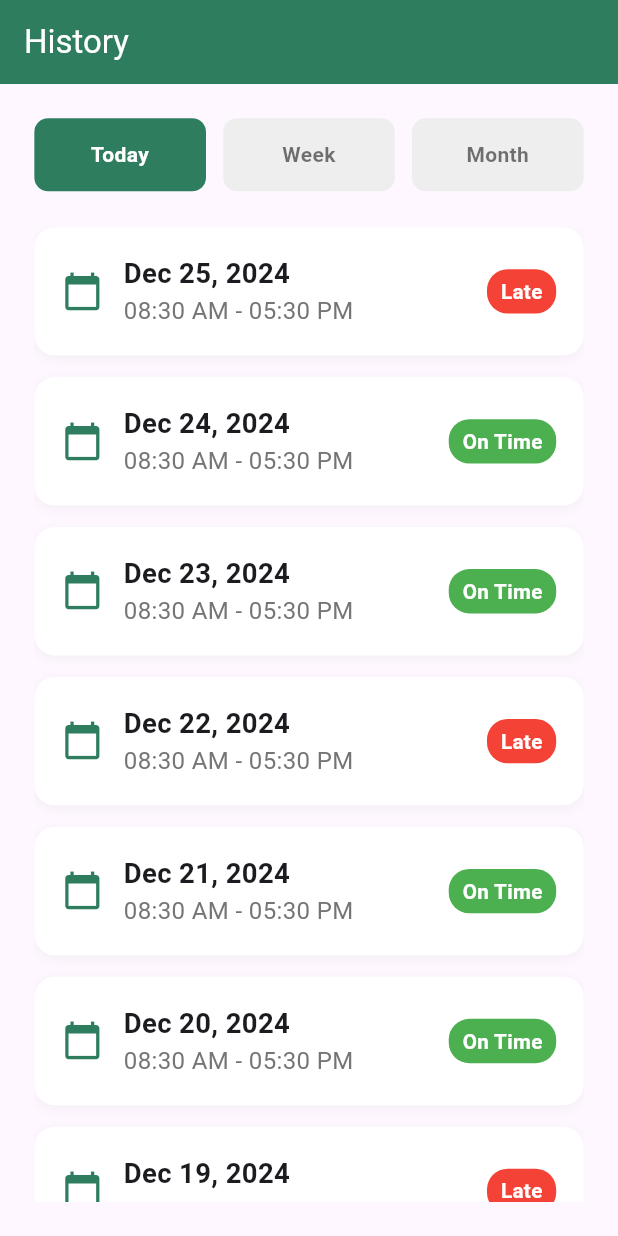
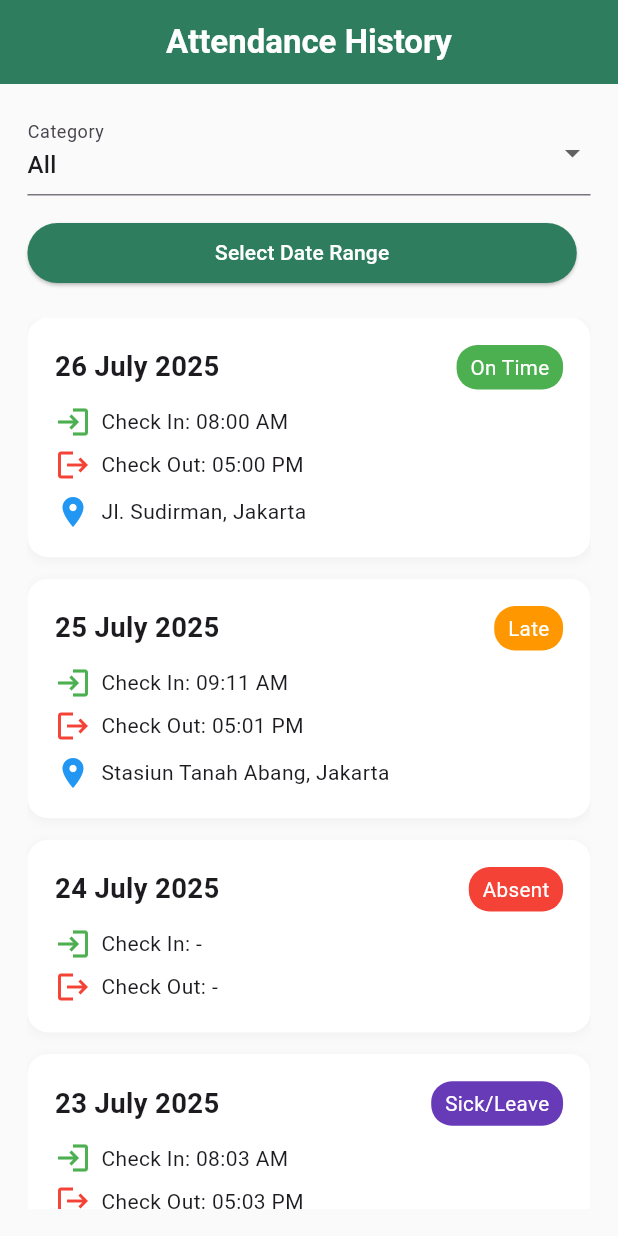
Before and after one commit to elandramaulana/geottandance, a Flutter app: the HistoryScreen screen opened directly, on a phone screen of 412 x 824 dp. Run offline on Flutter 3.47's test engine with Material 3 defaults, Android fonts, the phone set to English and light mode, and no system bars; our stand-ins replace animated_bottom_navigation_bar, flutter_map, flutter_screenutil, flutter_svg, get, latlong2 and 1 more.

Commit message:
Update fitur history detail

```diff
--- /dev/null
+++ b/lib/bindings/history_binding.dart
@@ -0,0 +1,9 @@
+import 'package:get/get.dart';
+import '../controllers/history_controller.dart';
+
+class HistoryBinding extends Bindings {
+  @override
+  void dependencies() {
+    Get.lazyPut<HistoryController>(() => HistoryController());
+  }
+}
--- /dev/null
+++ b/lib/controllers/history_controller.dart
@@ -0,0 +1,108 @@
+import 'package:get/get.dart';
+import '../models/history_model.dart';
+import 'package:flutter/material.dart';
+
+class HistoryController extends GetxController {
+  final histories = <HistoryModel>[].obs;
+  RxString selectedCategory = 'All'.obs;
+  Rx<DateTimeRange?> selectedRange = Rx<DateTimeRange?>(null);
+
+  List<String> get categories => [
+    'All',
+    'On Time',
+    'Late',
+    'Absent',
+    'Sick/Leave',
+    'Holiday',
+  ];
+
+  @override
+  void onInit() {
+    super.onInit();
+    _generateDummyHistories();
+  }
+
+  List<HistoryModel> get filteredHistories {
+    List<HistoryModel> filtered = histories.where((h) {
+      final matchCategory =
+          selectedCategory.value == 'All' ||
+          h.category == selectedCategory.value;
+
+      bool matchDateRange = true;
+      if (selectedRange.value != null) {
+        final start = DateTime(
+          selectedRange.value!.start.year,
+          selectedRange.value!.start.month,
+          selectedRange.value!.start.day,
+        );
+        final end = DateTime(
+          selectedRange.value!.end.year,
+          selectedRange.value!.end.month,
+          selectedRange.value!.end.day,
+        );
+        final current = DateTime(h.date.year, h.date.month, h.date.day);
+        matchDateRange =
+            current.isAtSameMomentAs(start) ||
+            current.isAtSameMomentAs(end) ||
+            (current.isAfter(start) && current.isBefore(end));
+      }
+
+      return matchCategory && matchDateRange;
+    }).toList();
+
+    filtered.sort((a, b) => b.date.compareTo(a.date));
+    return filtered;
+  }
+
+  void clearDateRange() {
+    selectedRange.value = null;
+  }
+
+  void _generateDummyHistories() {
+    final now = DateTime.now();
+    final dates = List.generate(10, (i) => now.subtract(Duration(days: i)));
+    final categories = ['On Time', 'Late', 'Absent', 'Sick/Leave', 'Holiday'];
+
+    final dummy = dates.map((date) {
+      final i = dates.indexOf(date);
+      final category = categories[i % categories.length];
+
+      bool isLate = category == 'Late';
+      bool isHoliday = category == 'Holiday';
+      bool isAbsent = category == 'Absent';
+
+      return HistoryModel(
+        date: date,
+        checkIn: isAbsent || isHoliday
+            ? '-'
+            : (isLate ? '09:1$i AM' : '08:0$i AM'),
+        checkOut: isAbsent || isHoliday ? '-' : '05:0$i PM',
+        category: category,
+        locationIn: isAbsent || isHoliday
+            ? '-'
+            : (isLate
+                  ? 'Stasiun Tanah Abang, Jakarta'
+                  : 'Jl. Sudirman, Jakarta'),
+        locationOut: isAbsent || isHoliday
+            ? '-'
+            : (isLate
+                  ? 'Jl. K.H. Wahid Hasyim, Jakarta'
+                  : 'Jl. MH Thamrin, Jakarta'),
+        latitudeIn: isAbsent || isHoliday
+            ? null
+            : (isLate ? -6.186486 : -6.21462 + (i * 0.001)),
+        longitudeIn: isAbsent || isHoliday
+            ? null
+            : (isLate ? 106.816666 : 106.84513 + (i * 0.001)),
+        latitudeOut: isAbsent || isHoliday
+            ? null
+            : (isLate ? -6.189 : -6.22000 + (i * 0.001)),
+        longitudeOut: isAbsent || isHoliday
+            ? null
+            : (isLate ? 106.826 : 106.85000 + (i * 0.001)),
+      );
+    }).toList();
+
+    histories.assignAll(dummy);
+  }
+}
--- a/lib/core/app_pages.dart
+++ b/lib/core/app_pages.dart
@@ -3,6 +3,7 @@ import 'package:geottandance/bindings/home_binding.dart';
 import 'package:geottandance/bindings/login_binding.dart';
 import 'package:geottandance/bindings/navbar_binding.dart';
 import 'package:geottandance/bindings/register_binding.dart';
+import 'package:geottandance/bindings/history_binding.dart';
 import 'package:geottandance/controllers/splash_controller.dart';
 import 'package:geottandance/core/app_routes.dart';
 import 'package:geottandance/pages/auth/forgot_password_screen.dart';
@@ -11,6 +12,8 @@ import 'package:geottandance/pages/auth/register_screen.dart';
 import 'package:geottandance/pages/home/home_screen.dart';
 import 'package:geottandance/pages/navigation/main_navbar.dart';
 import 'package:geottandance/pages/splash/splashscreen.dart';
+import 'package:geottandance/pages/history/history_detail_screen.dart';
+import 'package:geottandance/pages/history/history_screen.dart';
 import 'package:get/get.dart';
 
 class AppPages {
@@ -26,7 +29,11 @@ class AppPages {
     GetPage(
       name: AppRoutes.bottomNav,
       page: () => const MainScreen(),
-      binding: NavigationBinding(),
+      bindings: [
+        NavigationBinding(),
+        HomeBinding(), // ✅ jika HomeController butuh
+        HistoryBinding(), // ✅ ini penting
+      ],
     ),
     GetPage(
       name: AppRoutes.login,
@@ -55,16 +62,19 @@ class AppPages {
       page: () => const HomeScreen(),
       binding: HomeBinding(),
     ),
-    // GetPage(
-    //   name: AppRoutes.history,
-    //   page: () => const HistoryPage(),
-    //   binding: HistoryBinding(),
-    // ),
-    // GetPage(
-    //   name: AppRoutes.historyDetail,
-    //   page: () => const HistoryDetailPage(),
-    //   binding: HistoryBinding(),
-    // ),
+
+    // History Pages
+    GetPage(
+      name: AppRoutes.history,
+      page: () => HistoryScreen(),
+      binding: HistoryBinding(),
+    ),
+    GetPage(
+      name: AppRoutes.historyDetail,
+      page: () => HistoryDetailScreen(),
+      binding: HistoryBinding(), // Same binding as history screen
+    ),
+
     // GetPage(
     //   name: AppRoutes.correction,
     //   page: () => const CorrectionPage(),
--- a/lib/core/app_routes.dart
+++ b/lib/core/app_routes.dart
@@ -8,7 +8,7 @@ class AppRoutes {
   static const String addAttendance = '/addAttendance';
   static const String profile = '/profile';
   static const String history = '/history';
-  static const String historyDetail = '/historyDetail';
+  static const String historyDetail = '/history-detail';
   static const String bottomNav = '/navbar';
   static const String correction = '/correction';
   static const String pengajuanSakit = '/pengajuanSakit';
--- /dev/null
+++ b/lib/models/history_model.dart
@@ -0,0 +1,25 @@
+class HistoryModel {
+  final DateTime date;
+  final String checkIn;
+  final String checkOut;
+  final String category;
+  final String locationIn;
+  final String locationOut;
+  final double? latitudeIn;
+  final double? longitudeIn;
+  final double? latitudeOut;
+  final double? longitudeOut;
+
+  HistoryModel({
+    required this.date,
+    required this.checkIn,
+    required this.checkOut,
+    required this.category,
+    required this.locationIn,
+    required this.locationOut,
+    this.latitudeIn,
+    this.longitudeIn,
+    this.latitudeOut,
+    this.longitudeOut,
+  });
+}
--- a/lib/pages/history/history_screen.dart
+++ b/lib/pages/history/history_screen.dart
@@ -1,45 +1,93 @@
 import 'package:flutter/material.dart';
 import 'package:flutter_screenutil/flutter_screenutil.dart';
+import 'package:get/get.dart';
+import 'package:intl/intl.dart';
+import '../../controllers/history_controller.dart';
+import '../../models/history_model.dart';
 
-// perlu implementasi get x
-class HistoryScreen extends StatelessWidget {
-  const HistoryScreen({super.key});
+class HistoryScreen extends GetView<HistoryController> {
+  HistoryScreen({Key? key}) : super(key: key);
 
   @override
   Widget build(BuildContext context) {
     return Scaffold(
+      backgroundColor: Colors.grey[50],
       appBar: AppBar(
-        title: const Text('History'),
+        automaticallyImplyLeading: false,
+        title: const Center(
+          child: Text(
+            'Attendance History',
+            style: TextStyle(fontWeight: FontWeight.bold),
+          ),
+        ),
         backgroundColor: const Color(0xFF2E7D5F),
         foregroundColor: Colors.white,
       ),
-      body: Container(
-        padding: EdgeInsets.all(20.w),
+      body: Padding(
+        padding: EdgeInsets.all(16.w),
         child: Column(
+          crossAxisAlignment: CrossAxisAlignment.start,
           children: [
-            // Filter buttons
+            // Filter kategori
+            _buildDropdownCategory(),
+            SizedBox(height: 12.h),
+
+            // Filter rentang tanggal
             Row(
               children: [
-                Expanded(child: _buildFilterButton('Today', true)),
-                SizedBox(width: 10.w),
-                Expanded(child: _buildFilterButton('Week', false)),
-                SizedBox(width: 10.w),
-                Expanded(child: _buildFilterButton('Month', false)),
+                Expanded(
+                  child: ElevatedButton(
+                    style: ElevatedButton.styleFrom(
+                      backgroundColor: const Color(0xFF2E7D5F),
+                    ),
+                    onPressed: () async {
+                      DateTimeRange? picked = await showDateRangePicker(
+                        context: context,
+                        firstDate: DateTime(2024),
+                        lastDate: DateTime(2026),
+                        initialDateRange: controller.selectedRange.value,
+                      );
+                      if (picked != null) {
+                        controller.selectedRange.value = picked;
+                      }
+                    },
+                    child: const Text(
+                      "Select Date Range",
+                      style: TextStyle(color: Colors.white),
+                    ),
+                  ),
+                ),
+                SizedBox(width: 8.w),
+                Obx(
+                  () => controller.selectedRange.value != null
+                      ? ElevatedButton(
+                          style: ElevatedButton.styleFrom(
+                            backgroundColor: Colors.grey,
+                          ),
+                          onPressed: controller.clearDateRange,
+                          child: const Text(
+                            "Clear Filter",
+                            style: TextStyle(color: Colors.white),
+                          ),
+                        )
+                      : const SizedBox(),
+                ),
               ],
             ),
-            SizedBox(height: 20.h),
-            // History list
-            Expanded(
-              child: ListView.builder(
-                itemCount: 10,
+            SizedBox(height: 16.h),
+
+            // List history
+            Obx(
+              () => Expanded(
+                child: controller.filteredHistories.isEmpty
+                    ? const Center(child: Text('No history available'))
+                    : ListView.builder(
+                        itemCount: controller.filteredHistories.length,
                         itemBuilder: (context, index) {
-                  return _buildHistoryItem(
-                    date: 'Dec ${25 - index}, 2024',
-                    checkIn: '08:30 AM',
-                    checkOut: '05:30 PM',
-                    status: index % 3 == 0 ? 'Late' : 'On Time',
-                  );
+                          final history = controller.filteredHistories[index];
+                          return _buildHistoryCard(history);
                         },
+                      ),
               ),
             ),
           ],
@@ -48,31 +96,23 @@ class HistoryScreen extends StatelessWidget {
     );
   }
 
-  Widget _buildFilterButton(String title, bool isActive) {
-    return Container(
-      padding: EdgeInsets.symmetric(vertical: 12.h),
-      decoration: BoxDecoration(
-        color: isActive ? const Color(0xFF2E7D5F) : Colors.grey.shade200,
-        borderRadius: BorderRadius.circular(8.r),
-      ),
-      child: Text(
-        title,
-        textAlign: TextAlign.center,
-        style: TextStyle(
-          color: isActive ? Colors.white : Colors.black54,
-          fontWeight: FontWeight.w600,
-        ),
+  Widget _buildDropdownCategory() {
+    return Obx(
+      () => DropdownButtonFormField<String>(
+        value: controller.selectedCategory.value,
+        items: controller.categories
+            .map((c) => DropdownMenuItem(value: c, child: Text(c)))
+            .toList(),
+        onChanged: (val) => controller.selectedCategory.value = val!,
+        decoration: const InputDecoration(labelText: 'Category'),
       ),
     );
   }
 
-  Widget _buildHistoryItem({
-    required String date,
-    required String checkIn,
-    required String checkOut,
-    required String status,
-  }) {
-    return Container(
+  Widget _buildHistoryCard(HistoryModel model) {
+    return GestureDetector(
+      onTap: () => Get.toNamed('/history-detail', arguments: model),
+      child: Container(
         margin: EdgeInsets.only(bottom: 12.h),
         padding: EdgeInsets.all(16.w),
         decoration: BoxDecoration(
@@ -86,49 +126,90 @@ class HistoryScreen extends StatelessWidget {
             ),
           ],
         ),
-      child: Row(
-        children: [
-          Icon(
-            Icons.calendar_today,
-            color: const Color(0xFF2E7D5F),
-            size: 24.sp,
-          ),
-          SizedBox(width: 12.w),
-          Expanded(
         child: Column(
           crossAxisAlignment: CrossAxisAlignment.start,
           children: [
+            // Tanggal dan kategori
+            Row(
+              mainAxisAlignment: MainAxisAlignment.spaceBetween,
+              children: [
                 Text(
-                  date,
+                  DateFormat('dd MMMM yyyy').format(model.date),
                   style: TextStyle(
                     fontSize: 16.sp,
-                    fontWeight: FontWeight.w600,
-                  ),
-                ),
-                Text(
-                  '$checkIn - $checkOut',
-                  style: TextStyle(fontSize: 14.sp, color: Colors.grey[600]),
-                ),
-              ],
+                    fontWeight: FontWeight.bold,
                   ),
                 ),
                 Container(
                   padding: EdgeInsets.symmetric(horizontal: 8.w, vertical: 4.h),
                   decoration: BoxDecoration(
-              color: status == 'On Time' ? Colors.green : Colors.red,
+                    color: _getCategoryColor(model.category),
                     borderRadius: BorderRadius.circular(12.r),
                   ),
                   child: Text(
-              status,
-              style: TextStyle(
-                color: Colors.white,
-                fontSize: 12.sp,
-                fontWeight: FontWeight.w600,
-              ),
+                    model.category,
+                    style: TextStyle(color: Colors.white, fontSize: 12.sp),
                   ),
                 ),
               ],
             ),
+            SizedBox(height: 8.h),
+
+            Row(
+              children: [
+                const Icon(Icons.login, color: Colors.green),
+                SizedBox(width: 6.w),
+                Text('Check In: ${model.checkIn}'),
+              ],
+            ),
+            SizedBox(height: 4.h),
+
+            Row(
+              children: [
+                const Icon(Icons.logout, color: Colors.red),
+                SizedBox(width: 6.w),
+                Text('Check Out: ${model.checkOut}'),
+              ],
+            ),
+
+            if (model.locationIn != '-' || model.locationOut != '-')
+              Padding(
+                padding: EdgeInsets.only(top: 6.h),
+                child: Row(
+                  children: [
+                    const Icon(Icons.location_on, color: Colors.blue),
+                    SizedBox(width: 6.w),
+                    Expanded(
+                      child: Text(
+                        model.locationIn != '-'
+                            ? model.locationIn
+                            : model.locationOut,
+                        overflow: TextOverflow.ellipsis,
+                      ),
+                    ),
+                  ],
+                ),
+              ),
+          ],
+        ),
+      ),
     );
   }
+
+  Color _getCategoryColor(String category) {
+    switch (category) {
+      case 'On Time':
+        return Colors.green;
+      case 'Late':
+        return Colors.orange;
+      case 'Absent':
+        return Colors.red;
+      case 'Holiday':
+        return Colors.redAccent;
+      case 'Sick/Leave':
+        return Colors.deepPurple;
+      default:
+        return Colors.grey;
     }
+  }
+}
--- a/lib/pages/navigation/main_navbar.dart
+++ b/lib/pages/navigation/main_navbar.dart
@@ -1,16 +1,10 @@
 import 'package:flutter/material.dart';
-import 'package:flutter_screenutil/flutter_screenutil.dart';
 import 'package:geottandance/controllers/navbar_controller.dart';
 import 'package:geottandance/widgets/navbar_widget.dart';
 import 'package:get/get.dart';
 
-<<<<<<< HEAD
-class MainNavigationPage extends StatelessWidget {
-  const MainNavigationPage({super.key});
-=======
 class MainScreen extends StatelessWidget {
   const MainScreen({Key? key}) : super(key: key);
->>>>>>> ef18e0413942664de87036e7170aa17ae7220c0d
 
   @override
   Widget build(BuildContext context) {
--- a/pubspec.yaml
+++ b/pubspec.yaml
@@ -30,6 +30,8 @@ environment:
 dependencies:
   flutter:
     sdk: flutter
+  flutter_map: ^6.1.0
+  latlong2: ^0.9.0
 
   # The following adds the Cupertino Icons font to your application.
   # Use with the CupertinoIcons class for iOS style icons.
```
Also changed, not shown: lib/pages/history/history_detail_screen.dart (added, +186 -0 lines), lib/pages/history/history_page.dart (deleted, +0 -24 lines), pubspec.lock. Lines whose indentation alone changed are shown as unchanged.
